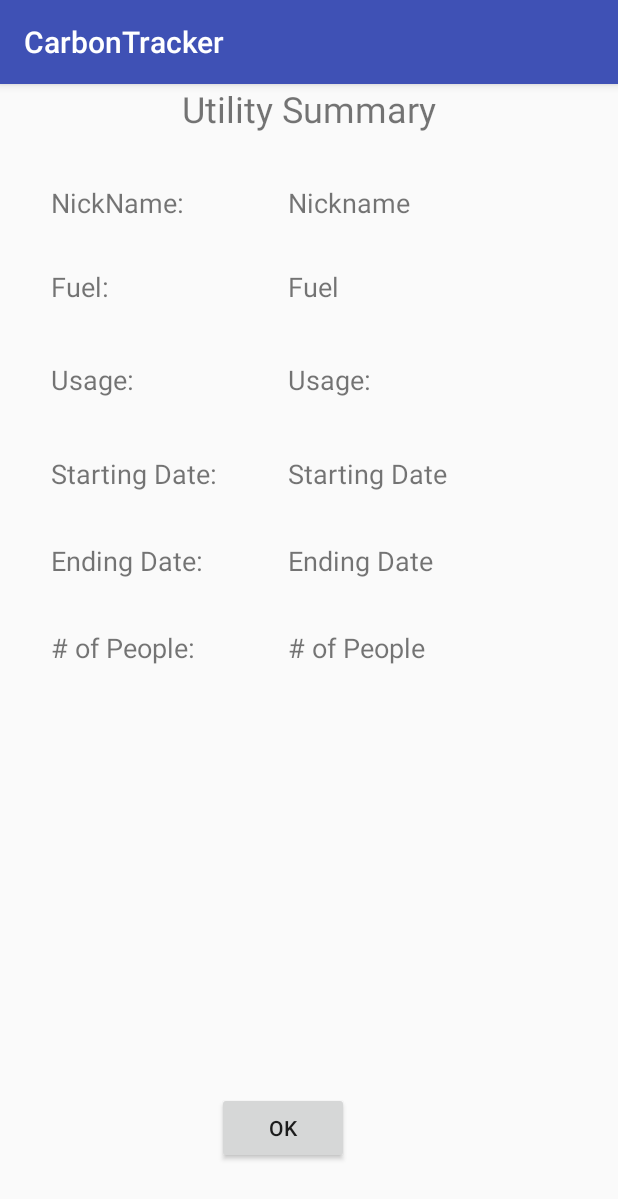
After one commit to BaronInTheTree/CO2GO, an Android app: the UtilitySummaryActivity screen opened directly, with no data from a screen before it, on a phone screen of 412 x 824 dp. The commit adds this screen. Shown: the top 1199 px of the screen. Run offline under Robolectric (Android 15) with nearby library versions, the phone set to English and light mode, and no system bars.

Commit message:
Utility Summary UI created

```diff
--- a/app/build.gradle
+++ b/app/build.gradle
@@ -54,5 +54,8 @@ dependencies {
     compile 'com.android.support.constraint:constraint-layout:+'
 }
 dependencies {
+    compile 'com.android.support.constraint:constraint-layout:+'
+}
+dependencies {
     compile 'com.github.PhilJay:MPAndroidChart:v3.0.1'
 }
--- a/app/src/main/AndroidManifest.xml
+++ b/app/src/main/AndroidManifest.xml
@@ -41,7 +41,8 @@
         <activity android:name="ca.cmpt276.carbonTracker.EditCarActivity" />
         <activity android:name="ca.cmpt276.carbonTracker.EditRouteActivity" />
         <activity android:name="ca.cmpt276.carbonTracker.AddUtilityActivity" />
-        <activity android:name="ca.cmpt276.carbonTracker.UtilityListActivity"></activity>
+        <activity android:name="ca.cmpt276.carbonTracker.UtilityListActivity" />
+        <activity android:name="ca.cmpt276.carbonTracker.UtilitySummaryActivity"></activity>
     </application>
 
 </manifest>
--- /dev/null
+++ b/app/src/main/java/ca/cmpt276/carbonTracker/UtilitySummaryActivity.java
@@ -0,0 +1,15 @@
+package ca.cmpt276.carbonTracker;
+
+import android.support.v7.app.AppCompatActivity;
+import android.os.Bundle;
+
+import com.example.sasha.carbontracker.R;
+
+public class UtilitySummaryActivity extends AppCompatActivity {
+
+    @Override
+    protected void onCreate(Bundle savedInstanceState) {
+        super.onCreate(savedInstanceState);
+        setContentView(R.layout.activity_utility_summary);
+    }
+}
--- /dev/null
+++ b/app/src/main/res/layout/activity_utility_summary.xml
@@ -0,0 +1,159 @@
+<?xml version="1.0" encoding="utf-8"?>
+<RelativeLayout xmlns:android="http://schemas.android.com/apk/res/android"
+    xmlns:app="http://schemas.android.com/apk/res-auto"
+    xmlns:tools="http://schemas.android.com/tools"
+    android:layout_width="match_parent"
+    android:layout_height="match_parent"
+    tools:context="ca.cmpt276.carbonTracker.UtilitySummaryActivity">
+
+    <TextView
+        android:id="@+id/utilitySummary"
+        android:layout_width="match_parent"
+        android:layout_height="wrap_content"
+        android:text="@string/utility_summary"
+        android:textAlignment="center"
+        android:textSize="24sp" />
+
+    <TextView
+        android:id="@+id/utilitySummaryNickname"
+        android:layout_width="wrap_content"
+        android:layout_height="wrap_content"
+        android:layout_marginLeft="34dp"
+        android:layout_marginStart="34dp"
+        android:layout_marginTop="34dp"
+        android:text="@string/utilitySummaryNickname"
+        android:textSize="18sp"
+        android:layout_below="@+id/utilitySummary"
+        android:layout_alignParentLeft="true"
+        android:layout_alignParentStart="true" />
+
+    <TextView
+        android:id="@+id/utilityNickname"
+        android:layout_width="wrap_content"
+        android:layout_height="wrap_content"
+        android:text="@string/utility_nickname"
+        android:textSize="18sp"
+        android:layout_marginLeft="47dp"
+        android:layout_marginStart="47dp"
+        android:layout_alignBaseline="@+id/utilitySummaryNickname"
+        android:layout_alignBottom="@+id/utilitySummaryNickname"
+        android:layout_toRightOf="@+id/utilityStartingDate"
+        android:layout_toEndOf="@+id/utilityStartingDate" />
+
+    <TextView
+        android:id="@+id/utilityFuel"
+        android:layout_width="wrap_content"
+        android:layout_height="wrap_content"
+        android:layout_marginTop="31dp"
+        android:text="@string/utilityFuel"
+        android:textSize="18sp"
+        android:layout_below="@+id/utilitySummaryNickname"
+        android:layout_alignLeft="@+id/utilitySummaryNickname"
+        android:layout_alignStart="@+id/utilitySummaryNickname" />
+
+    <TextView
+        android:id="@+id/utilitySummaryFuel"
+        android:layout_width="wrap_content"
+        android:layout_height="wrap_content"
+        android:text="@string/utilitySummaryFuel"
+        android:textSize="18sp"
+        android:layout_above="@+id/utilityUsage"
+        android:layout_alignLeft="@+id/utilityNickname"
+        android:layout_alignStart="@+id/utilityNickname" />
+
+    <TextView
+        android:id="@+id/utilityUsage"
+        android:layout_width="wrap_content"
+        android:layout_height="wrap_content"
+        android:text="@string/utilitySummaryUsage"
+        android:textSize="18sp"
+        android:layout_marginTop="37dp"
+        android:layout_below="@+id/utilityFuel"
+        android:layout_alignLeft="@+id/utilityFuel"
+        android:layout_alignStart="@+id/utilityFuel" />
+
+    <TextView
+        android:id="@+id/utilitySummaryUsage"
+        android:layout_width="wrap_content"
+        android:layout_height="wrap_content"
+        android:text="@string/utilitySummaryUsage"
+        android:textSize="18sp"
+        android:layout_alignBaseline="@+id/utilityUsage"
+        android:layout_alignBottom="@+id/utilityUsage"
+        android:layout_alignLeft="@+id/utilitySummaryFuel"
+        android:layout_alignStart="@+id/utilitySummaryFuel" />
+
+    <TextView
+        android:id="@+id/utilityStartingDate"
+        android:layout_width="wrap_content"
+        android:layout_height="wrap_content"
+        android:text="@string/utilityStartingDate"
+        android:textSize="18sp"
+        android:layout_below="@+id/utilityUsage"
+        android:layout_alignLeft="@+id/utilityUsage"
+        android:layout_alignStart="@+id/utilityUsage"
+        android:layout_marginTop="38dp" />
+
+    <TextView
+        android:id="@+id/utilitySummaryStartingDate"
+        android:layout_width="wrap_content"
+        android:layout_height="wrap_content"
+        android:layout_above="@+id/utilityEndingDate"
+        android:layout_alignLeft="@+id/utilitySummaryFuel"
+        android:layout_alignStart="@+id/utilitySummaryFuel"
+        android:text="@string/utilitySummaryStartingDate"
+        android:textSize="18sp" />
+
+    <TextView
+        android:id="@+id/utilityEndingDate"
+        android:layout_width="wrap_content"
+        android:layout_height="wrap_content"
+        android:text="@string/utilityEndingDate"
+        android:textSize="18sp"
+        android:layout_marginTop="33dp"
+        android:layout_below="@+id/utilityStartingDate"
+        android:layout_alignLeft="@+id/utilityStartingDate"
+        android:layout_alignStart="@+id/utilityStartingDate" />
+
+    <TextView
+        android:id="@+id/utilitySummaryEndingDate"
+        android:layout_width="wrap_content"
+        android:layout_height="wrap_content"
+        android:layout_alignBaseline="@+id/utilityEndingDate"
+        android:layout_alignBottom="@+id/utilityEndingDate"
+        android:layout_alignLeft="@+id/utilitySummaryStartingDate"
+        android:layout_alignStart="@+id/utilitySummaryStartingDate"
+        android:text="@string/utilitySummaryEndingDate"
+        android:textSize="18sp" />
+
+    <TextView
+        android:id="@+id/utilityNumPeople"
+        android:layout_width="wrap_content"
+        android:layout_height="wrap_content"
+        android:text="@string/utilityNumPeople"
+        android:textSize="18sp"
+        android:layout_marginTop="33dp"
+        android:layout_below="@+id/utilityEndingDate"
+        android:layout_alignLeft="@+id/utilityEndingDate"
+        android:layout_alignStart="@+id/utilityEndingDate" />
+
+    <TextView
+        android:id="@+id/utilitySummaryNumPeople"
+        android:layout_width="wrap_content"
+        android:layout_height="wrap_content"
+        android:layout_alignBottom="@+id/utilityNumPeople"
+        android:layout_alignLeft="@+id/utilitySummaryEndingDate"
+        android:layout_alignStart="@+id/utilitySummaryEndingDate"
+        android:text="@string/utilitySummaryNumPeople"
+        android:textSize="18sp" />
+
+    <Button
+        android:id="@+id/utilitySummaryOkayButton"
+        android:layout_width="wrap_content"
+        android:layout_height="wrap_content"
+        android:text="@string/utilitySummaryOkay"
+        android:layout_alignParentBottom="true"
+        android:layout_toRightOf="@+id/utilityStartingDate"
+        android:layout_toEndOf="@+id/utilityStartingDate"
+        android:layout_marginBottom="48dp" />-->
+</RelativeLayout>
--- a/app/src/main/res/values/strings.xml
+++ b/app/src/main/res/values/strings.xml
@@ -81,4 +81,17 @@
     <string name="utilityUsage">Utility Usage</string>
     <string name="select_an_utility_or_add_a_new">Select an utility or add a new</string>
     <string name="add_utility">Add utility</string>
+    <string name="utility_summary">Utility Summary</string>
+    <string name="utilitySummaryNickname">NickName:</string>
+    <string name="utility_nickname">Nickname</string>
+    <string name="utilityFuel">Fuel:</string>
+    <string name="utilitySummaryFuel">Fuel</string>
+    <string name="utilityStartingDate">Starting Date:</string>
+    <string name="utilitySummaryStartingDate">Starting Date</string>
+    <string name="utilityEndingDate">Ending Date:</string>
+    <string name="utilitySummaryEndingDate">Ending Date</string>
+    <string name="utilitySummaryUsage">Usage:</string>
+    <string name="utilityNumPeople"># of People:</string>
+    <string name="utilitySummaryNumPeople"># of People</string>
+    <string name="utilitySummaryOkay">Ok</string>
 </resources>
```
